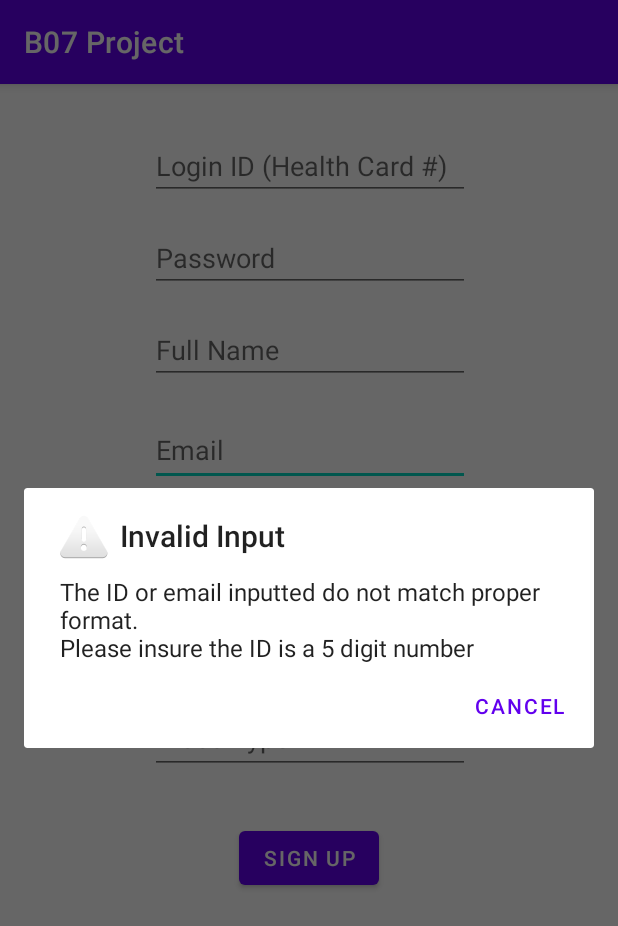
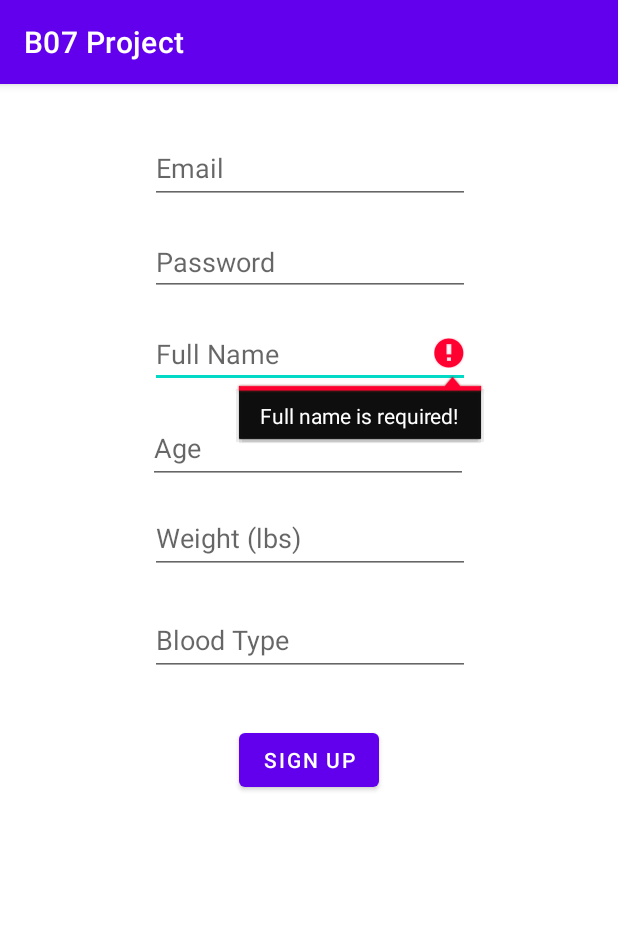
Before and after one commit to Ansel-Hong/B07-Android-Project, an Android app: the PatientInformation screen opened directly, with no data from a screen before it, after a tap on "SIGN UP", on a phone screen of 412 x 824 dp. Shown: the top 926 px of the screen. Run offline under Robolectric (Android 15) with nearby library versions, the phone set to English and light mode, and no system bars; our stand-ins replace Firebase (no records; nobody signed in at launch, a user with empty details on screens opened directly).

Commit message:
1. Integrated firebase authentication - sign up page for patients works perfectly. Tomorrow I will add Doctor sign up and make login work

```diff
--- a/app/build.gradle
+++ b/app/build.gradle
@@ -42,6 +42,7 @@ dependencies {
     implementation 'androidx.lifecycle:lifecycle-viewmodel-ktx:2.2.0'
     implementation 'androidx.navigation:navigation-fragment:2.3.0'
     implementation 'androidx.navigation:navigation-ui:2.3.0'
+    implementation 'com.google.firebase:firebase-auth:21.0.1'
     testImplementation 'junit:junit:4.+'
     androidTestImplementation 'androidx.test.ext:junit:1.1.3'
     androidTestImplementation 'androidx.test.espresso:espresso-core:3.4.0'
--- a/app/src/main/java/com/example/b07project/BookAppointmentActivity.java
+++ b/app/src/main/java/com/example/b07project/BookAppointmentActivity.java
@@ -46,7 +46,6 @@ public class BookAppointmentActivity extends AppCompatActivity {
         LinearLayout layout = (LinearLayout) findViewById(R.id.doctor_list);
         newDoctor = new Button(this);
         newDoctor.setText(doctor.name);
-        newDoctor.setId(doctor.loginID);
         layout.addView(newDoctor);
     }
 
--- a/app/src/main/java/com/example/b07project/InputException.java
+++ /dev/null
@@ -1,11 +0,0 @@
-package com.example.b07project;
-
-
-public class InputException extends Exception{
-
-    InputException(){}
-
-    InputException(String str){super(str);}
-
-
-}
--- a/app/src/main/java/com/example/b07project/MainActivity.java
+++ b/app/src/main/java/com/example/b07project/MainActivity.java
@@ -29,7 +29,7 @@ public class MainActivity extends AppCompatActivity {
         setActivityBackgroundColor(0xff42e9f5);
 
         DatabaseReference ref = FirebaseDatabase.getInstance().getReference().child("doctors");
-        Doctor doctor = new Doctor("Michael Scott", "scott@doctor.com",404040, "password");
+        Doctor doctor = new Doctor("Michael Scott", "scott@doctor.com", "password");
         Date start = new Date(2020,8, 20, 13, 30);
         Date end = new Date(2020,8, 20, 14, 30);
 
--- a/app/src/main/java/com/example/b07project/PatientActivity.java
+++ b/app/src/main/java/com/example/b07project/PatientActivity.java
@@ -14,8 +14,8 @@ public class PatientActivity extends AppCompatActivity {
         super.onCreate(savedInstanceState);
         setContentView(R.layout.activity_patient);
 
-        Intent i = getIntent();
-        Patient patient = (Patient)i.getSerializableExtra("patient");
+        //Intent i = getIntent();
+        //Patient patient = (Patient)i.getSerializableExtra("patient");
 
         TextView welcome = (TextView) findViewById(R.id.patient_welcome);
 //        String s = "Welcome" + patient.name;
--- a/app/src/main/java/com/example/b07project/PatientInformation.java
+++ b/app/src/main/java/com/example/b07project/PatientInformation.java
@@ -1,15 +1,23 @@
 package com.example.b07project;
 
+import androidx.annotation.NonNull;
 import androidx.appcompat.app.AlertDialog;
 import androidx.appcompat.app.AppCompatActivity;
 
 import android.content.Context;
+import android.content.Intent;
 import android.os.Bundle;
 import android.util.Log;
+import android.util.Patterns;
 import android.view.View;
 import android.widget.Button;
 import android.widget.EditText;
+import android.widget.Toast;
 
+import com.google.android.gms.tasks.OnCompleteListener;
+import com.google.android.gms.tasks.Task;
+import com.google.firebase.auth.AuthResult;
+import com.google.firebase.auth.FirebaseAuth;
 import com.google.firebase.database.DataSnapshot;
 import com.google.firebase.database.DatabaseError;
 import com.google.firebase.database.DatabaseReference;
@@ -18,66 +26,127 @@ import com.google.firebase.database.ValueEventListener;
 
 public class PatientInformation extends AppCompatActivity {
 
+    private FirebaseAuth mAuth;
+    EditText editTextName, editTextEmail, editTextPassword, editTextAge, editTextWeight, editTextBloodType;
+
     @Override
     protected void onCreate(Bundle savedInstanceState) {
         super.onCreate(savedInstanceState);
         setContentView(R.layout.activity_patient_information);
 
-        Context pageContext = this;
+        mAuth = FirebaseAuth.getInstance();
+
 
         Button update_info = findViewById(R.id.add_patient_info);
         update_info.setOnClickListener(new View.OnClickListener() {
             @Override
             public void onClick(View view) {
 
-                EditText editText = (EditText) findViewById(R.id.patient_loginID);
-                int newLoginID = Integer.parseInt(editText.getText().toString());
 
-                editText = (EditText) findViewById(R.id.patient_password);
-                String newPassword = editText.getText().toString();
+                editTextPassword = (EditText) findViewById(R.id.patient_password);
 
-                editText = (EditText) findViewById(R.id.patient_name);
-                String newName = editText.getText().toString();
+                editTextName = (EditText) findViewById(R.id.patient_name);
 
-                editText = (EditText) findViewById(R.id.patient_email);
-                String newEmail = editText.getText().toString();
+                editTextEmail = (EditText) findViewById(R.id.patient_email);
 
-                editText = (EditText) findViewById(R.id.age);
-                int newAge = Integer.parseInt(editText.getText().toString());
+                editTextAge = (EditText) findViewById(R.id.age);
 
-                editText = (EditText) findViewById(R.id.weight);
-                int newWeight = Integer.parseInt(editText.getText().toString());
+                editTextWeight = (EditText) findViewById(R.id.weight);
 
-                editText = (EditText) findViewById(R.id.blood_type);
-                String newBloodType = editText.getText().toString();
+                editTextBloodType = (EditText) findViewById(R.id.blood_type);
 
-                try{
-                    Patient newPatient = new Patient(newName, newEmail, newLoginID, newPassword);
-                    HealthInformation newHealthInformation = new HealthInformation(newAge, newWeight, newBloodType);
-                    newPatient.addHealthInformation(newHealthInformation);
-                } catch (IllegalArgumentException e){
-                    new AlertDialog.Builder(pageContext)
-                            .setTitle("Invalid Input")
-                            .setMessage("This user ID has already been used to create another account")
-
-                            // A null listener allows the button to dismiss the dialog and take no further action.
-                            .setNegativeButton(android.R.string.no, null)
-                            .setIcon(android.R.drawable.ic_dialog_alert)
-                            .show();
-                }catch (InputException ex){
-                    new AlertDialog.Builder(pageContext)
-                            .setTitle("Invalid Input")
-                            .setMessage("The ID or email inputted do not match proper format.\nPlease insure the ID is a 5 digit number")
-
-                            // A null listener allows the button to dismiss the dialog and take no further action.
-                            .setNegativeButton(android.R.string.no, null)
-                            .setIcon(android.R.drawable.ic_dialog_alert)
-                            .show();
-                }
-
-
+                registerUser();
 
             }
         });
     }
+
+    public void navigateToPatientActivity(Patient patient){
+        Intent navigateToPatientIntent = new Intent(this, PatientActivity.class);
+        //navigateToPatientIntent.putExtra("patient", patient);
+
+        startActivity(navigateToPatientIntent);
+    }
+
+
+    private void registerUser() {
+        Context pageContext = this;
+
+
+        String newPassword = editTextPassword.getText().toString().trim();
+
+        String newName = editTextName.getText().toString().trim();
+
+        String newEmail = editTextEmail.getText().toString().trim();
+
+        String newAge = editTextAge.getText().toString();
+
+        String newWeight = editTextWeight.getText().toString();
+
+        String newBloodType = editTextBloodType.getText().toString().trim();
+
+        if (newName.isEmpty()) {
+            editTextName.setError("Full name is required!");
+            editTextName.requestFocus();
+            return;
+        }
+
+        if (newAge.isEmpty()) {
+            editTextAge.setError("Age is required!");
+            editTextAge.requestFocus();
+            return;
+        }
+
+        if (newEmail.isEmpty()) {
+            editTextEmail.setError("Email is required!");
+            editTextEmail.requestFocus();
+            return;
+        }
+
+        if (newPassword.isEmpty()) {
+            editTextPassword.setError("Password is required!");
+            editTextPassword.requestFocus();
+            return;
+        }
+
+        if (newPassword.length() < 6) {
+            editTextPassword.setError("Password should be at least 6 characters!");
+            editTextPassword.requestFocus();
+            return;
+        }
+
+        if (!Patterns.EMAIL_ADDRESS.matcher(newEmail).matches()) {
+            editTextEmail.setError("Please provide valid email");
+            editTextEmail.requestFocus();
+            return;
+        }
+
+        mAuth.createUserWithEmailAndPassword(newEmail, newPassword)
+                .addOnCompleteListener(new OnCompleteListener<AuthResult>() {
+                    @Override
+                    public void onComplete(@NonNull Task<AuthResult> task) {
+                        if(task.isSuccessful()){
+                            HealthInformation newHealthInformation = new HealthInformation(Integer.parseInt(newAge), Integer.parseInt(newWeight), newBloodType);
+                            Patient newPatient = new Patient(newName, newEmail, newPassword, newHealthInformation);
+
+                            FirebaseDatabase.getInstance().getReference().child("patients").child(FirebaseAuth.getInstance().getCurrentUser().getUid())
+                                    .setValue(newPatient).addOnCompleteListener(new OnCompleteListener<Void>() {
+                                @Override
+                                public void onComplete(@NonNull Task<Void> task) {
+                                    if(task.isSuccessful()){
+                                        Toast.makeText(PatientInformation.this, "User has been registered successfully", Toast.LENGTH_LONG).show();
+                                    } else{
+                                        Toast.makeText(PatientInformation.this, "Failed to register patient! Try Again!", Toast.LENGTH_LONG).show();
+                                    }
+                                }
+                            });
+
+                        } else {
+                            Toast.makeText(PatientInformation.this, "Failed to register patient! Try Again!", Toast.LENGTH_LONG).show();
+                        }
+                    }
+                });
+
+    }
+
 }
--- a/app/src/main/res/layout/activity_patient_information.xml
+++ b/app/src/main/res/layout/activity_patient_information.xml
@@ -10,17 +10,19 @@
     <EditText
         android:id="@+id/patient_email"
         android:layout_width="wrap_content"
-        android:layout_height="0dp"
-        android:layout_marginTop="20dp"
+        android:layout_height="wrap_content"
+        android:layout_marginTop="32dp"
+        android:layout_marginBottom="16dp"
         android:ems="10"
         android:hint="Email"
         android:inputType="textEmailAddress"
         android:minHeight="48dp"
         android:singleLine="true"
+        app:layout_constraintBottom_toTopOf="@+id/patient_password"
         app:layout_constraintEnd_toEndOf="parent"
         app:layout_constraintHorizontal_bias="0.502"
         app:layout_constraintStart_toStartOf="parent"
-        app:layout_constraintTop_toBottomOf="@+id/patient_name" />
+        app:layout_constraintTop_toTopOf="parent" />
 
     <EditText
         android:id="@+id/weight"
@@ -63,9 +65,9 @@
         android:minHeight="48dp"
         android:selectAllOnFocus="true"
         app:layout_constraintEnd_toEndOf="parent"
-        app:layout_constraintHorizontal_bias="0.502"
+        app:layout_constraintHorizontal_bias="0.497"
         app:layout_constraintStart_toStartOf="parent"
-        app:layout_constraintTop_toBottomOf="@+id/patient_email" />
+        app:layout_constraintTop_toBottomOf="@+id/patient_name" />
 
     <EditText
         android:id="@+id/patient_name"
@@ -83,20 +85,6 @@
         tools:ignore="TouchTargetSizeCheck" />
 
     <EditText
-        android:id="@+id/patient_loginID"
-        android:layout_width="wrap_content"
-        android:layout_height="0dp"
-        android:layout_marginTop="32dp"
-        android:ems="10"
-        android:hint="Login ID (Health Card #)"
-        android:inputType="number"
-        android:singleLine="true"
-        app:layout_constraintEnd_toEndOf="parent"
-        app:layout_constraintHorizontal_bias="0.502"
-        app:layout_constraintStart_toStartOf="parent"
-        app:layout_constraintTop_toTopOf="parent" />
-
-    <EditText
         android:id="@+id/patient_password"
         android:layout_width="wrap_content"
         android:layout_height="0dp"
@@ -108,7 +96,7 @@
         app:layout_constraintEnd_toEndOf="parent"
         app:layout_constraintHorizontal_bias="0.502"
         app:layout_constraintStart_toStartOf="parent"
-        app:layout_constraintTop_toBottomOf="@+id/patient_loginID" />
+        app:layout_constraintTop_toBottomOf="@+id/patient_email" />
 
     <Button
         android:id="@+id/add_patient_info"
```
Also changed, not shown: app/src/main/java/com/example/b07project/Doctor.java (+3 -27 lines), app/src/main/java/com/example/b07project/LoginPage.java (+12 -8 lines), app/src/main/java/com/example/b07project/Patient.java (+24 -29 lines), app/src/main/java/com/example/b07project/Person.java (+2 -7 lines), app/src/main/res/layout/activity_login_page.xml (+15 -24 lines).
